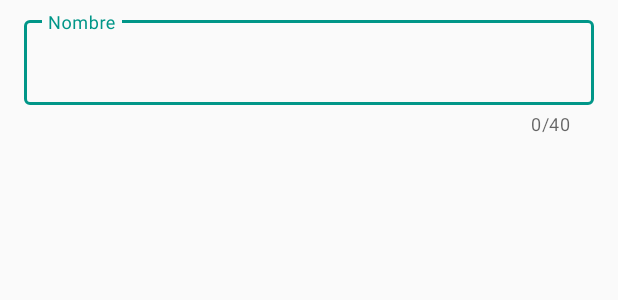
After one commit to devmaufh/ITRDegreeDays-Android, an Android app: the layout sheet_register.xml on its own in the app's theme, with its tools: preview values and no code run, on a phone screen of 412 x 824 dp. The commit adds this screen. Shown: the top 300 px of the screen. Run offline under Robolectric (Android 15) with nearby library versions, the phone set to English and light mode, and no system bars.

Commit message:
bottom sheet added

```diff
--- a/app/build.gradle
+++ b/app/build.gradle
@@ -42,6 +42,10 @@ dependencies {
     implementation 'com.android.support:cardview-v7:28.0.0'
     implementation 'com.jjoe64:graphview:4.2.2'
     implementation 'com.android.support:design:28.0.0'
+    api 'com.android.support:design:28.0.0-alpha1'
+    compile 'com.flipboard:bottomsheet-core:1.5.3'
+
+
 
 }
 apply plugin: 'com.google.gms.google-services'
--- a/app/src/main/java/com/devmaufh/itrdegreedays/Fragments/FragmentHome.java
+++ b/app/src/main/java/com/devmaufh/itrdegreedays/Fragments/FragmentHome.java
@@ -55,6 +55,12 @@ public class FragmentHome extends Fragment {
         rv.setLayoutManager(layoutManager);
         rv.setAdapter(mAdapter);
     }
+
+
+
+
+
+    // Only for test
     private ArrayList<HomeCard> testListHomeCard(){
                 return new ArrayList<HomeCard>(){{
             add(new HomeCard(new Insect("Agrotis ipsilon",26,14),testDates()));
--- /dev/null
+++ b/app/src/main/res/layout/sheet_register.xml
@@ -0,0 +1,28 @@
+<?xml version="1.0" encoding="utf-8"?>
+<android.support.constraint.ConstraintLayout
+    xmlns:android="http://schemas.android.com/apk/res/android"
+    xmlns:app="http://schemas.android.com/apk/res-auto"
+    xmlns:tools="http://schemas.android.com/tools"
+    android:layout_width="match_parent"
+    android:layout_height="match_parent">
+
+    <android.support.design.widget.TextInputLayout
+        android:id="@+id/sr_layTexIn"
+        style="@style/Widget.MaterialComponents.TextInputLayout.OutlinedBox"
+        android:layout_width="match_parent"
+        android:layout_height="wrap_content"
+        android:layout_marginStart="16dp"
+        android:layout_marginTop="8dp"
+        android:layout_marginEnd="16dp"
+        app:layout_constraintEnd_toEndOf="parent"
+        app:layout_constraintStart_toStartOf="parent"
+        app:layout_constraintTop_toTopOf="parent"
+        android:hint="@string/name"
+        app:counterEnabled="true"
+        app:counterMaxLength="40">
+        <android.support.design.widget.TextInputEditText
+            android:id="@+id/sh_edName"
+            android:layout_width="match_parent"
+            android:layout_height="wrap_content" />
+    </android.support.design.widget.TextInputLayout>
+</android.support.constraint.ConstraintLayout>
--- a/app/src/main/res/values/strings.xml
+++ b/app/src/main/res/values/strings.xml
@@ -14,6 +14,9 @@
     <string name="menu_about">Leer más</string>
     <string name="default_web_client_id">938937238974-2d146mqguehvu9dh8nq34jbmkvpjqedr.apps.googleusercontent.com</string>
 
+    <string name="name">Nombre</string>
+    <string name="umbral_inf">Umbral inferior</string>
+    <string name="umbral_sup">Umbral superior</string>
     <string name="unidades_acomuladas">Unidades acomuladas: </string>
     <string name="eliminar">Eliminar</string>
     <string name="que_desea_hacer">¿Qué desea hacer?</string>
```
